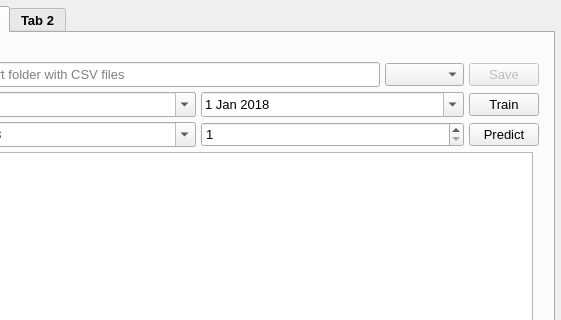
Qt form gui/load_prediction_xml.ui (Djordje99/ISIS_Load_Prediction) before a commit; both pictures show x 89 to 650 and y 0 to 320 of the 650 by 590 pixel window.
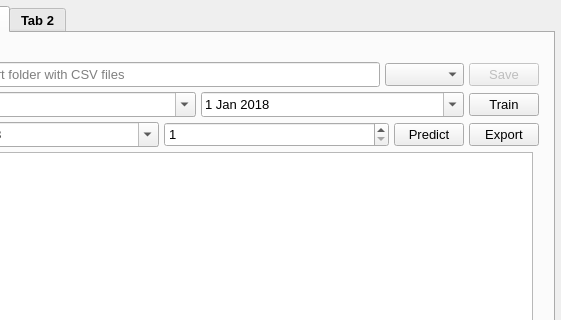
The same form after that commit.

Commit message: Export csv

```diff
--- a/gui/load_prediction_xml.ui
+++ b/gui/load_prediction_xml.ui
@@ -384,6 +384,25 @@
               </property>
              </widget>
             </item>
+            <item>
+             <widget class="QPushButton" name="export_btn">
+              <property name="minimumSize">
+               <size>
+                <width>20</width>
+                <height>0</height>
+               </size>
+              </property>
+              <property name="maximumSize">
+               <size>
+                <width>70</width>
+                <height>16777215</height>
+               </size>
+              </property>
+              <property name="text">
+               <string>Export</string>
+              </property>
+             </widget>
+            </item>
            </layout>
           </item>
           <item>
```
The commit also changes 2 other files.
